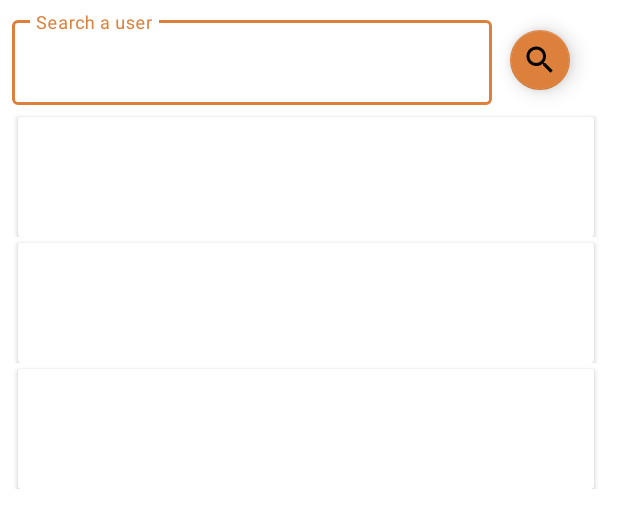
After one commit to Tiri92/Friends, an Android app: the layout fragment_user_search.xml on its own in the app's theme, with its tools: preview values and no code run, on a phone screen of 412 x 824 dp. The commit adds this screen. Shown: the top 528 px of the screen. Run offline under Robolectric (Android 15) with nearby library versions, the phone set to English and light mode, and no system bars.

Commit message:
Creation of the UserSearchFragment.kt to enable the user to seach other user of the app

```diff
--- a/app/src/main/java/thierry/friends/ui/mainactivity/MainActivity.kt
+++ b/app/src/main/java/thierry/friends/ui/mainactivity/MainActivity.kt
@@ -1,5 +1,6 @@
 package thierry.friends.ui.mainactivity
 
+import android.annotation.SuppressLint
 import android.content.Context
 import android.content.Intent
 import android.net.ConnectivityManager
@@ -29,7 +30,7 @@ import thierry.friends.databinding.ActivityMainBinding
 import thierry.friends.model.User
 import thierry.friends.ui.friendsfragment.FriendsFragment
 import thierry.friends.ui.loginactivity.LoginActivity
-import thierry.friends.ui.secondfragment.SecondFragment
+import thierry.friends.ui.usersearchfragment.UserSearchFragment
 
 @AndroidEntryPoint
 class MainActivity : AppCompatActivity() {
@@ -71,7 +72,7 @@ class MainActivity : AppCompatActivity() {
                     true
                 }
                 R.id.second -> {
-                    openFragment(SecondFragment.newInstance())
+                    openFragment(UserSearchFragment.newInstance())
                     true
                 }
                 R.id.google_map -> {
@@ -149,6 +150,7 @@ class MainActivity : AppCompatActivity() {
             .commit()
     }
 
+    @SuppressLint("MissingPermission")
     private fun connectionListener() {
         val connectivityManager =
             getSystemService(Context.CONNECTIVITY_SERVICE) as ConnectivityManager
--- /dev/null
+++ b/app/src/main/res/drawable/baseline_search_24.xml
@@ -0,0 +1,10 @@
+<vector xmlns:android="http://schemas.android.com/apk/res/android"
+    android:width="24dp"
+    android:height="24dp"
+    android:viewportWidth="24"
+    android:viewportHeight="24"
+    android:tint="?attr/colorControlNormal">
+  <path
+      android:fillColor="@android:color/white"
+      android:pathData="M15.5,14h-0.79l-0.28,-0.27C15.41,12.59 16,11.11 16,9.5 16,5.91 13.09,3 9.5,3S3,5.91 3,9.5 5.91,16 9.5,16c1.61,0 3.09,-0.59 4.23,-1.57l0.27,0.28v0.79l5,4.99L20.49,19l-4.99,-5zM9.5,14C7.01,14 5,11.99 5,9.5S7.01,5 9.5,5 14,7.01 14,9.5 11.99,14 9.5,14z"/>
+</vector>
--- /dev/null
+++ b/app/src/main/res/layout/fragment_user_search.xml
@@ -0,0 +1,52 @@
+<?xml version="1.0" encoding="utf-8"?>
+<androidx.constraintlayout.widget.ConstraintLayout xmlns:android="http://schemas.android.com/apk/res/android"
+    xmlns:app="http://schemas.android.com/apk/res-auto"
+    xmlns:tools="http://schemas.android.com/tools"
+    android:layout_width="match_parent"
+    android:layout_height="match_parent">
+
+    <com.google.android.material.textfield.TextInputLayout
+        android:id="@+id/text_input_layout_search"
+        style="@style/Widget.MaterialComponents.TextInputLayout.OutlinedBox"
+        android:layout_width="320dp"
+        android:layout_height="wrap_content"
+        android:layout_marginStart="8dp"
+        android:layout_marginTop="8dp"
+        android:layout_marginEnd="8dp"
+        android:hint="@string/search_a_user"
+        app:layout_constraintStart_toStartOf="parent"
+        app:layout_constraintTop_toTopOf="parent">
+
+        <com.google.android.material.textfield.TextInputEditText
+            android:id="@+id/edit_text_user_search"
+            android:layout_width="match_parent"
+            android:layout_height="wrap_content" />
+
+    </com.google.android.material.textfield.TextInputLayout>
+
+    <com.google.android.material.floatingactionbutton.FloatingActionButton
+        android:id="@+id/user_search_button"
+        android:layout_width="wrap_content"
+        android:layout_height="wrap_content"
+        android:layout_marginStart="8dp"
+        android:layout_marginTop="8dp"
+        android:src="@drawable/baseline_search_24"
+        app:elevation="8dp"
+        app:fabSize="mini"
+        app:layout_constraintStart_toEndOf="@id/text_input_layout_search"
+        app:layout_constraintTop_toTopOf="@id/text_input_layout_search"
+        tools:ignore="ContentDescription" />
+
+    <androidx.recyclerview.widget.RecyclerView
+        android:id="@+id/recyclerview_user_search"
+        android:layout_width="match_parent"
+        android:layout_height="wrap_content"
+        android:layout_marginStart="4dp"
+        android:layout_marginTop="4dp"
+        android:layout_marginEnd="8dp"
+        app:layout_constraintEnd_toEndOf="parent"
+        app:layout_constraintStart_toStartOf="parent"
+        app:layout_constraintTop_toBottomOf="@id/text_input_layout_search"
+        tools:listitem="@layout/user_item" />
+
+</androidx.constraintlayout.widget.ConstraintLayout>
--- a/app/src/main/res/values/strings.xml
+++ b/app/src/main/res/values/strings.xml
@@ -12,4 +12,5 @@
     <string name="none">none</string>
     <string name="message">Message</string>
     <string name="chat_with">Chat with</string>
+    <string name="search_a_user">Search a user</string>
 </resources>
```
Also changed, not shown: app/src/main/java/thierry/friends/repositories/firestore/UserRepository.kt (+26 -0 lines), app/src/main/java/thierry/friends/ui/secondfragment/SecondFragment.kt (deleted, +0 -23 lines), app/src/main/java/thierry/friends/ui/usersearchfragment/UserSearchAdapter.kt (added, +35 -0 lines), app/src/main/java/thierry/friends/ui/usersearchfragment/UserSearchFragment.kt (added, +57 -0 lines), app/src/main/java/thierry/friends/ui/usersearchfragment/UserSearchViewModel.kt (added, +22 -0 lines), app/src/main/res/layout/fragment_second.xml (deleted, +0 -13 lines).
